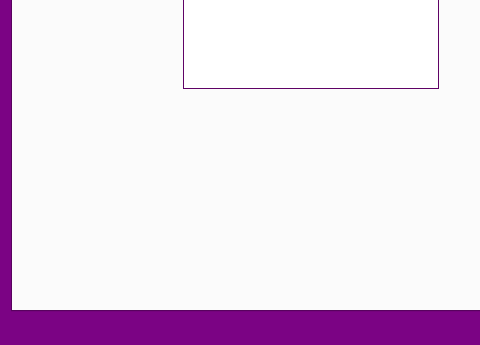
Qt form mainwindow.ui (Naursul/Norm) before a commit; both pictures show x 0 to 480 and y 219 to 564 of the 907 by 564 pixel window.
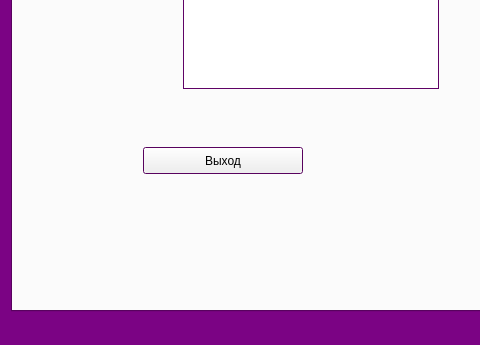
The same form after that commit. The open tabs and pages were chosen to show the change. Icons and pictures are not drawn.

Commit message: Реализованы функции: -перезагрузка списка типов продукции по нажатию на кнопку или выборе в меню -выход из программы при нажатии на кнопку или выборе в меню

```diff
--- a/mainwindow.ui
+++ b/mainwindow.ui
@@ -289,6 +289,19 @@
          <string>PushButton</string>
         </property>
        </widget>
+       <widget class="QPushButton" name="pushButton_4">
+        <property name="geometry">
+         <rect>
+          <x>130</x>
+          <y>310</y>
+          <width>160</width>
+          <height>27</height>
+         </rect>
+        </property>
+        <property name="text">
+         <string>Выход</string>
+        </property>
+       </widget>
       </widget>
      </widget>
     </item>
```
Left out of the diff: 23 changed lines with no effect on the pictures. The commit also changes 2 other files.
